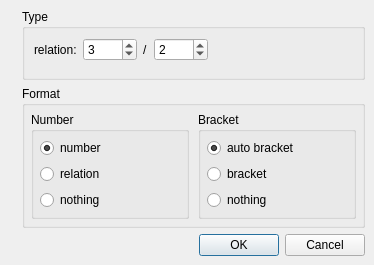
Before: the Qt Designer form mscore/mscore/tupletdialog.ui in musescore/musescore-old, drawn with Qt 5.
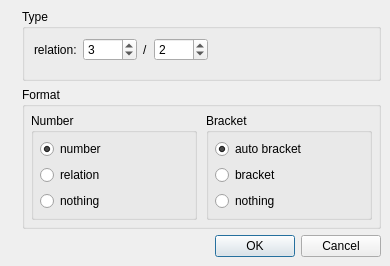
After: the same form once the commit is applied. Icons and pictures are not drawn.

```diff
--- a/mscore/mscore/tupletdialog.ui
+++ b/mscore/mscore/tupletdialog.ui
@@ -6,8 +6,8 @@
    <rect>
     <x>0</x>
     <y>0</y>
-    <width>374</width>
-    <height>265</height>
+    <width>390</width>
+    <height>266</height>
    </rect>
   </property>
   <property name="windowTitle">
@@ -44,7 +44,7 @@
         <string>Type</string>
        </property>
        <property name="flat">
-        <bool>true</bool>
+        <bool>false</bool>
        </property>
        <layout class="QVBoxLayout" name="verticalLayout">
         <item>
@@ -138,7 +138,7 @@
         <string>Format</string>
        </property>
        <property name="flat">
-        <bool>true</bool>
+        <bool>false</bool>
        </property>
        <layout class="QHBoxLayout">
         <property name="spacing">
```
